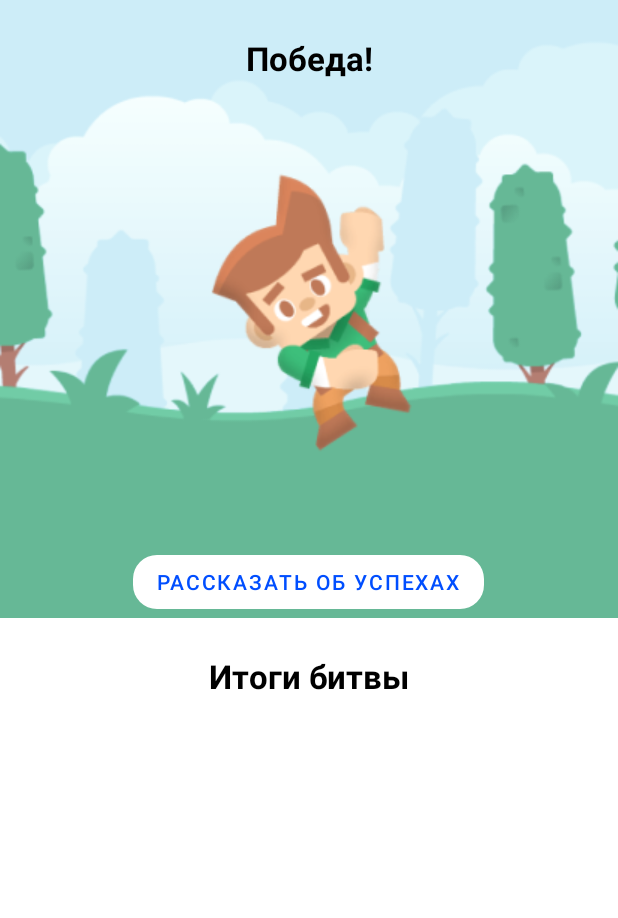
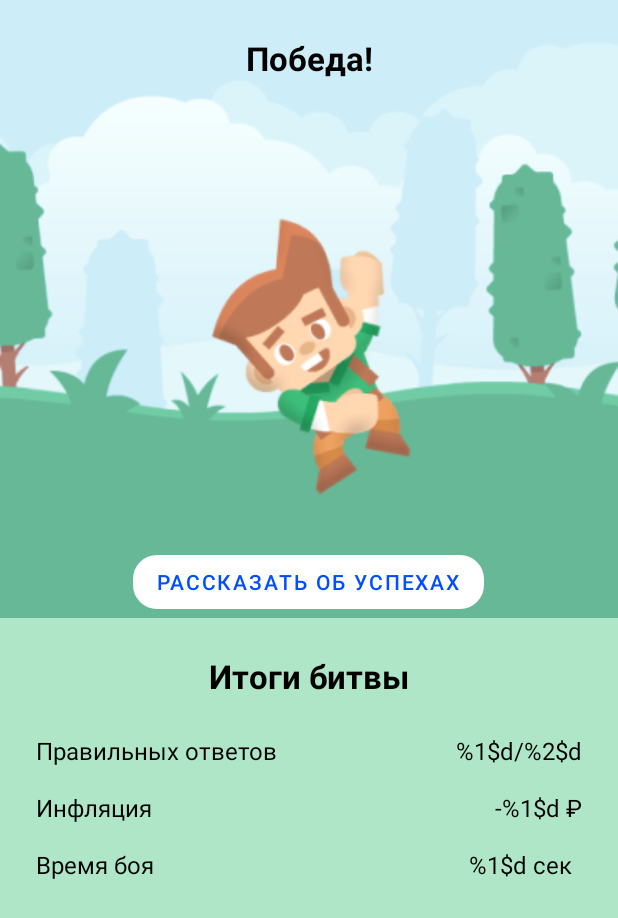
Before and after one commit to exxKx/Hackatoners, an Android app: the layout activity_result.xml on its own in the app's theme, with its tools: preview values and no code run, on a phone screen of 412 x 824 dp. Shown: the top 918 px of the screen. Run offline under Robolectric (Android 15) with nearby library versions, the phone set to English and light mode, and no system bars.

Commit message:
Rework results arch

```diff
--- /dev/null
+++ b/app/src/main/java/com/mobile/hackatoners/results/ResultsActivity.kt
@@ -0,0 +1,17 @@
+package com.mobile.hackatoners.results
+
+import android.os.Bundle
+import androidx.appcompat.app.AppCompatActivity
+import com.mobile.hackatoners.R
+
+class ResultsActivity : AppCompatActivity() {
+
+    override fun onCreate(savedInstanceState: Bundle?) {
+        super.onCreate(savedInstanceState)
+        setContentView(R.layout.activity_result)
+    }
+
+    companion object {
+        const val IS_VICTORY = "is_victory"
+    }
+}
--- a/app/src/main/java/com/mobile/hackatoners/results/fragment/VictoryFragment.kt
+++ /dev/null
@@ -1,13 +0,0 @@
-package com.mobile.hackatoners.results.fragment
-
-import android.os.Bundle
-import android.view.View
-import androidx.fragment.app.Fragment
-import com.mobile.hackatoners.R
-
-class VictoryFragment : Fragment(R.layout.fragment_victory) {
-
-    override fun onViewCreated(view: View, savedInstanceState: Bundle?) {
-        super.onViewCreated(view, savedInstanceState)
-    }
-}
--- a/app/src/main/res/layout/fragment_victory.xml
+++ b/app/src/main/res/layout/activity_result.xml
@@ -41,6 +41,7 @@
                     android:adjustViewBounds="true"
                     android:src="@drawable/char_male_victory"
                     android:id="@+id/character"
+                    app:layout_constraintVertical_bias="0.65"
                     app:layout_constraintTop_toTopOf="parent"
                     app:layout_constraintBottom_toBottomOf="parent"
                     app:layout_constraintStart_toStartOf="parent"
@@ -81,6 +82,9 @@
     <androidx.core.widget.NestedScrollView
         android:layout_width="match_parent"
         android:layout_height="match_parent"
+        android:background="@color/colorHill"
+        android:fillViewport="true"
+        android:id="@+id/results_scroll"
         app:layout_behavior="com.google.android.material.appbar.AppBarLayout$ScrollingViewBehavior">
 
         <androidx.constraintlayout.widget.ConstraintLayout
@@ -95,8 +99,92 @@
                 android:textSize="22sp"
                 android:textStyle="bold"
                 android:text="Итоги битвы"
+                android:id="@+id/results_text"
                 app:layout_constraintTop_toTopOf="parent"
                 app:layout_constraintStart_toStartOf="parent"
+                app:layout_constraintEnd_toEndOf="parent" />
+
+            <TextView
+                android:layout_width="0dp"
+                android:layout_height="wrap_content"
+                android:layout_marginTop="24dp"
+                android:layout_marginStart="24dp"
+                android:textColor="@color/black"
+                android:textSize="16sp"
+                android:text="Правильных ответов"
+                android:id="@+id/right_answers_text"
+                app:layout_constraintTop_toBottomOf="@id/results_text"
+                app:layout_constraintStart_toStartOf="parent"
+                app:layout_constraintEnd_toStartOf="@id/right_answers_value" />
+
+            <TextView
+                android:layout_width="wrap_content"
+                android:layout_height="wrap_content"
+                android:layout_marginTop="24dp"
+                android:layout_marginStart="24dp"
+                android:layout_marginEnd="24dp"
+                android:textColor="@color/black"
+                android:textSize="16sp"
+                android:text="@string/n_answers"
+                android:id="@+id/right_answers_value"
+                app:layout_constraintTop_toBottomOf="@id/results_text"
+                app:layout_constraintStart_toEndOf="@id/right_answers_text"
+                app:layout_constraintEnd_toEndOf="parent" />
+
+            <TextView
+                android:layout_width="0dp"
+                android:layout_height="wrap_content"
+                android:layout_marginTop="16dp"
+                android:layout_marginStart="24dp"
+                android:layout_marginEnd="24dp"
+                android:textColor="@color/black"
+                android:textSize="16sp"
+                android:text="Инфляция"
+                android:id="@+id/inflation_text"
+                app:layout_constraintTop_toBottomOf="@id/right_answers_text"
+                app:layout_constraintStart_toStartOf="parent"
+                app:layout_constraintEnd_toStartOf="@id/inflation_value" />
+
+            <TextView
+                android:layout_width="wrap_content"
+                android:layout_height="wrap_content"
+                android:layout_marginTop="16dp"
+                android:layout_marginStart="24dp"
+                android:layout_marginEnd="24dp"
+                android:textColor="@color/black"
+                android:textSize="16sp"
+                android:text="@string/n_inflation"
+                android:id="@+id/inflation_value"
+                app:layout_constraintTop_toBottomOf="@id/right_answers_text"
+                app:layout_constraintStart_toEndOf="@id/inflation_text"
+                app:layout_constraintEnd_toEndOf="parent" />
+
+            <TextView
+                android:layout_width="0dp"
+                android:layout_height="wrap_content"
+                android:layout_marginTop="16dp"
+                android:layout_marginStart="24dp"
+                android:layout_marginEnd="24dp"
+                android:textColor="@color/black"
+                android:textSize="16sp"
+                android:text="Время боя"
+                android:id="@+id/elapsed_time_text"
+                app:layout_constraintTop_toBottomOf="@id/inflation_text"
+                app:layout_constraintStart_toStartOf="parent"
+                app:layout_constraintEnd_toStartOf="@id/elapsed_time_value" />
+
+            <TextView
+                android:layout_width="wrap_content"
+                android:layout_height="wrap_content"
+                android:layout_marginTop="16dp"
+                android:layout_marginStart="24dp"
+                android:layout_marginEnd="24dp"
+                android:textColor="@color/black"
+                android:textSize="16sp"
+                android:text="@string/n_elapsed_time"
+                android:id="@+id/elapsed_time_value"
+                app:layout_constraintTop_toBottomOf="@id/inflation_text"
+                app:layout_constraintStart_toEndOf="@id/inflation_text"
                 app:layout_constraintEnd_toEndOf="parent" />
 
         </androidx.constraintlayout.widget.ConstraintLayout>
--- a/app/src/main/res/values/colors.xml
+++ b/app/src/main/res/values/colors.xml
@@ -7,4 +7,8 @@
     <color name="teal_700">#FF018786</color>
     <color name="black">#FF000000</color>
     <color name="white">#FFFFFFFF</color>
+
+    <color name="colorHill">#aee6c7</color>
+    <color name="colorForest">#bbf3e7</color>
+    <color name="colorDesert">#fdf6e2</color>
 </resources>
--- a/app/src/main/res/values/strings.xml
+++ b/app/src/main/res/values/strings.xml
@@ -6,6 +6,9 @@
     <string name="n_percents">%1$d \%%</string>
     <string name="n_potions">x%1$d</string>
     <string name="n_coins">%1$d ₽</string>
+    <string name="n_answers">%1$d/%2$d</string>
+    <string name="n_inflation">-%1$d ₽</string>
+    <string name="n_elapsed_time">%1$d сек</string>
 
     <string name="complete_other_first">Для начала пройдите остальные уровни</string>
 
```
Also changed, not shown: app/src/main/java/com/mobile/hackatoners/results/activity/ResultsActivity.kt (deleted, +0 -35 lines), app/src/main/res/layout/activity_results.xml (deleted, +0 -10 lines), app/src/main/res/navigation/results_graph.xml (deleted, +0 -13 lines).
